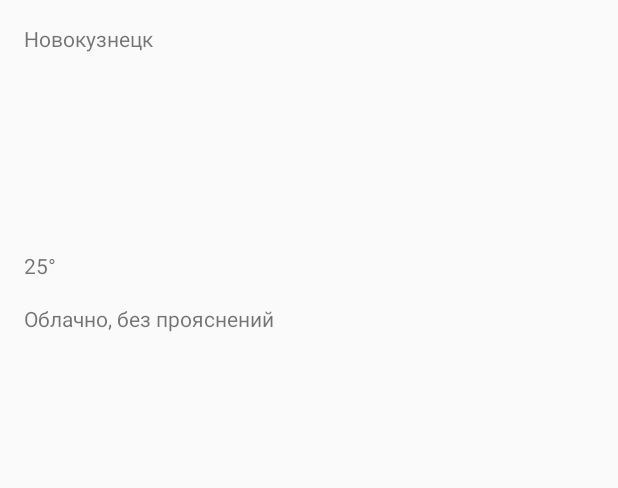
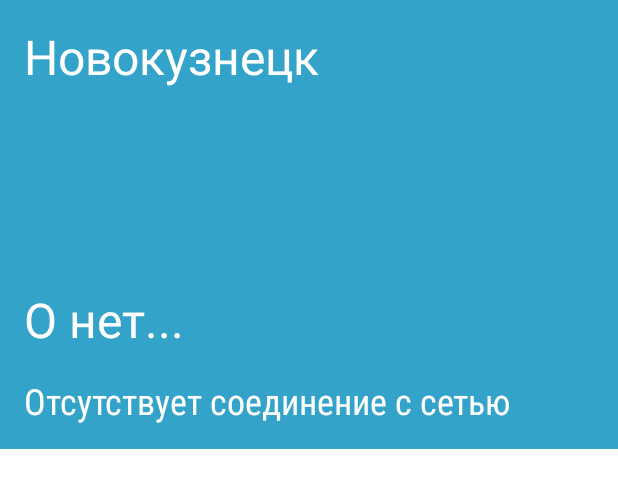
Before and after one commit to maksboss77/WeatherForecast, an Android app: the layout activity_main.xml on its own in the app's theme, with its tools: preview values and no code run, on a phone screen of 412 x 824 dp. Shown: the top 488 px of the screen. Run offline under Robolectric (Android 15) with nearby library versions, the phone set to English and light mode, and no system bars.

```diff
--- a/app/src/main/AndroidManifest.xml
+++ b/app/src/main/AndroidManifest.xml
@@ -15,7 +15,8 @@
         android:roundIcon="@mipmap/ic_launcher_round"
         android:supportsRtl="true"
         android:theme="@style/AppTheme">
-        <activity android:name=".MainActivity">
+        <activity android:name=".MainActivity"
+            android:theme="@style/AppThemeMain">
             <intent-filter>
                 <action android:name="android.intent.action.MAIN" />
 
--- a/app/src/main/java/com/example/weatherforecast/data/WeatherDao.java
+++ b/app/src/main/java/com/example/weatherforecast/data/WeatherDao.java
@@ -42,4 +42,8 @@ public interface WeatherDao {
     /** Удаление записей из таблицы */
     @Delete
     void delete(Weather weather);
+
+    /** Удаление записей из таблицы */
+    @Query("DELETE FROM weather WHERE dt < :startDate")
+    void deleteOldRow(long startDate);
 }
--- a/app/src/main/res/layout/activity_main.xml
+++ b/app/src/main/res/layout/activity_main.xml
@@ -4,81 +4,95 @@
     xmlns:tools="http://schemas.android.com/tools"
     android:layout_width="match_parent"
     android:layout_height="match_parent"
-    tools:context=".MainActivity">
+    tools:context=".MainActivity"
+    android:background="@color/colorMain">
+
+
 
     <ScrollView
+        android:id="@+id/scroll_view"
         android:layout_width="match_parent"
         android:layout_height="wrap_content"
         app:layout_constraintTop_toTopOf="parent"
         tools:layout_editor_absoluteX="0dp"
-        android:id="@+id/scrollView">
+        android:visibility="visible"
+        android:background="@color/colorMain">
 
 
         <LinearLayout
-            android:id="@+id/linearLayout"
+            android:id="@+id/linear_layout"
             android:layout_width="match_parent"
             android:layout_height="wrap_content"
             android:orientation="vertical"
+            android:padding="16dp"
             >
 
             <TextView
                 android:id="@+id/text_view_city"
                 android:layout_width="wrap_content"
                 android:layout_height="wrap_content"
-                android:layout_marginStart="16dp"
-                android:layout_marginLeft="16dp"
-                android:layout_marginTop="16dp"
-                android:text="@string/city" />
+                android:text="@string/city"
+                style="@style/MainTitleStyle"/>
 
             <ImageView
                 android:id="@+id/image_view_icon"
                 android:layout_width="100dp"
                 android:layout_height="100dp"
-                android:layout_marginStart="16dp"
-                android:layout_marginLeft="16dp"
                 android:layout_marginTop="16dp"
                 android:contentDescription="@string/example" />
 
             <TextView
                 android:id="@+id/text_view_temp"
+                style="@style/MainTitleStyle"
                 android:layout_width="wrap_content"
                 android:layout_height="wrap_content"
-                android:layout_marginStart="16dp"
-                android:layout_marginLeft="16dp"
                 android:layout_marginTop="16dp"
-                android:text="@string/temp_example" />
+                android:text="О нет..." />
 
             <TextView
                 android:id="@+id/text_view_description"
                 android:layout_width="wrap_content"
                 android:layout_height="wrap_content"
-                android:layout_marginStart="16dp"
-                android:layout_marginLeft="16dp"
                 android:layout_marginTop="16dp"
-                android:text="@string/description_example" />
+                android:text="@string/network_error"
+                style="@style/MainDescriptionStyle"/>
 
         </LinearLayout>
 
     </ScrollView>
 
     <LinearLayout
+        android:id="@+id/linearLayout2"
         android:layout_width="match_parent"
         android:layout_height="0dp"
         android:orientation="vertical"
         app:layout_constraintBottom_toBottomOf="parent"
         app:layout_constraintEnd_toEndOf="parent"
         app:layout_constraintStart_toStartOf="parent"
-        app:layout_constraintTop_toBottomOf="@+id/scrollView">
+        app:layout_constraintTop_toBottomOf="@+id/scroll_view">
 
         <ListView
             android:id="@+id/list"
             android:layout_width="match_parent"
             android:layout_height="match_parent"
-            android:orientation="vertical">
+            android:orientation="vertical"
+            android:background="@color/colorWhite"
+            >
 
         </ListView>
 
     </LinearLayout>
 
+    <ProgressBar
+        android:id="@+id/progressBar"
+        android:layout_width="wrap_content"
+        android:layout_height="wrap_content"
+        android:visibility="invisible"
+        app:layout_constraintBottom_toBottomOf="parent"
+        app:layout_constraintEnd_toEndOf="parent"
+        app:layout_constraintStart_toStartOf="parent"
+        app:layout_constraintTop_toTopOf="parent"
+        />
+
 
 </androidx.constraintlayout.widget.ConstraintLayout>
--- /dev/null
+++ b/app/src/main/res/values-v16/styles.xml
@@ -0,0 +1,9 @@
+<?xml version="1.0" encoding="utf-8"?>
+<resources>
+
+    <style name="MainDescriptionStyle">
+        <item name="android:textColor">@color/colorWhite</item>
+        <item name="android:textSize">24sp</item>
+        <item name="android:fontFamily">sans-serif-condensed</item>
+    </style>
+</resources>
--- a/app/src/main/res/values/colors.xml
+++ b/app/src/main/res/values/colors.xml
@@ -3,4 +3,7 @@
     <color name="colorPrimary">#6200EE</color>
     <color name="colorPrimaryDark">#3700B3</color>
     <color name="colorAccent">#03DAC5</color>
+
+    <color name="colorMain">#33a3c9</color>
+    <color name="colorWhite">#ffffff</color>
 </resources>
--- a/app/src/main/res/values/strings.xml
+++ b/app/src/main/res/values/strings.xml
@@ -10,4 +10,6 @@
     <string name="g_pascal">гПа</string>
     <string name="percent">%</string>
     <string name="m_s">м/с</string>
+
+    <string name="network_error">Отсутствует соединение с сетью</string>
 </resources>
--- a/app/src/main/res/values/styles.xml
+++ b/app/src/main/res/values/styles.xml
@@ -1,10 +1,20 @@
-<resources>
+<resources xmlns:tools="http://schemas.android.com/tools">
     <!-- Base application theme. -->
     <style name="AppTheme" parent="Theme.AppCompat.Light.DarkActionBar">
         <!-- Customize your theme here. -->
-        <item name="colorPrimary">@color/colorPrimary</item>
-        <item name="colorPrimaryDark">@color/colorPrimaryDark</item>
+        <item name="colorPrimary">@color/colorMain</item>
+        <item name="colorPrimaryDark">@color/colorMain</item>
         <item name="colorAccent">@color/colorAccent</item>
+    </style>
+
+    <style name="AppThemeMain" parent="Theme.AppCompat.Light.DarkActionBar">
+        <!-- Customize your theme here. -->
+        <item name="colorPrimary">@color/colorMain</item>
+        <item name="colorPrimaryDark">@color/colorMain</item>
+        <item name="colorAccent">@color/colorAccent</item>
+        <!--        Убрать шапку в приложении-->
+        <item name="windowActionBar">false</item>
+        <item name="windowNoTitle">true</item>
     </style>
 
     <style name="DetailsTextStyleMain">
@@ -25,4 +35,24 @@
         <item name="android:textSize">14sp</item>
     </style>
 
+    <style name="MainTitleStyle">
+        <item name="android:textColor">@color/colorWhite</item>
+        <item name="android:textSize">32sp</item>
+        <item name="android:fontWeight" tools:targetApi="o">1000</item>
+    </style>
+
+    <style name="MainDescriptionStyle">
+        <item name="android:textColor">@color/colorWhite</item>
+        <item name="android:textSize">24sp</item>
+        <item name="android:fontFamily" tools:targetApi="jelly_bean">sans-serif-condensed</item>
+        <item name="android:fontWeight" tools:targetApi="o">300</item>
+    </style>
+
+    <style name="MainListStyle">
+        <item name="android:textColor">@color/colorMain</item>
+        <item name="android:textSize">16sp</item>
+        <item name="android:fontFamily" tools:targetApi="jelly_bean">sans-serif-condensed</item>
+        <item name="android:fontWeight" tools:targetApi="o">500</item>
+    </style>
+
 </resources>
```
Also changed, not shown: app/src/main/java/com/example/weatherforecast/DetailActivity.java (+40 -2 lines), app/src/main/java/com/example/weatherforecast/MainActivity.java (+58 -23 lines), app/src/main/java/com/example/weatherforecast/WeatherAdapter.java (+3 -4 lines), app/src/main/java/com/example/weatherforecast/worker/AddDataWorker.java (+10 -0 lines), app/src/main/java/com/example/weatherforecast/worker/CashDatabaseWorker.java (added, +20 -0 lines), app/src/main/res/layout/weather_list_item.xml (+6 -10 lines).
